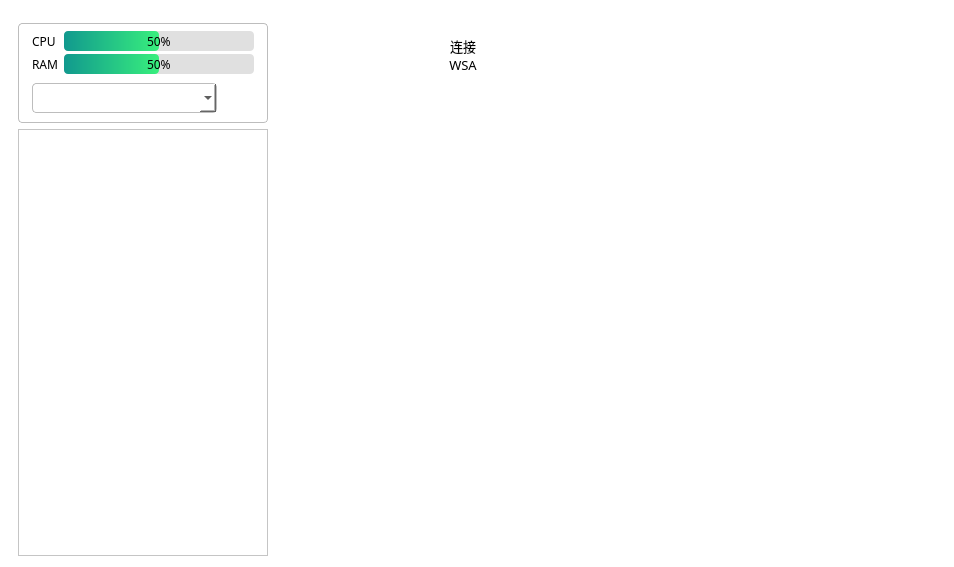
Above: QtAdb/mainwindow.ui from LapplandSP/QtAdb before the change. Below: the same form after it.
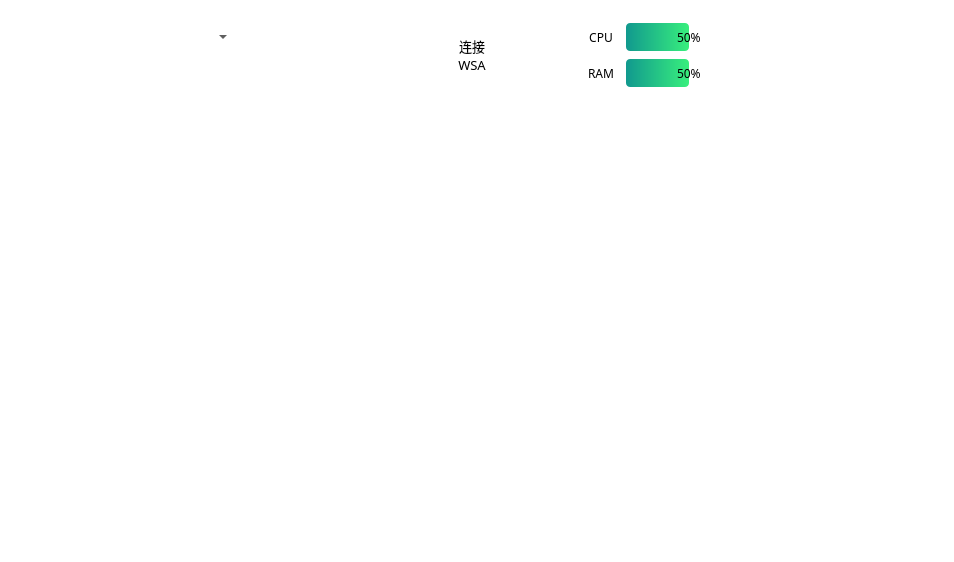
That is the form after the change. Icons and pictures are not drawn.

```diff
--- a/QtAdb/mainwindow.ui
+++ b/QtAdb/mainwindow.ui
@@ -7,7 +7,7 @@
     <x>0</x>
     <y>0</y>
     <width>954</width>
-    <height>567</height>
+    <height>562</height>
    </rect>
   </property>
   <property name="windowTitle">
@@ -18,7 +18,10 @@
 /*background-color: qlineargradient(spread:pad, x1:0, y1:0, x2:1, y2:1, stop:0 rgba(238, 154, 229, 255), stop:1 rgba(89, 97, 249, 255));*/</string>
   </property>
   <widget class="QWidget" name="centralwidget">
-   <layout class="QVBoxLayout" name="verticalLayout_8">
+   <layout class="QHBoxLayout" name="horizontalLayout_5">
+    <property name="leftMargin">
+     <number>11</number>
+    </property>
     <property name="bottomMargin">
      <number>0</number>
     </property>
@@ -28,203 +31,50 @@
        <string notr="true"/>
       </property>
       <layout class="QHBoxLayout" name="horizontalLayout_3">
+       <property name="leftMargin">
+        <number>0</number>
+       </property>
        <property name="bottomMargin">
         <number>11</number>
        </property>
        <item>
-        <layout class="QVBoxLayout" name="verticalLayout" stretch="0,10">
-         <property name="topMargin">
-          <number>5</number>
+        <widget class="QWidget" name="widget_left" native="true">
+         <property name="minimumSize">
+          <size>
+           <width>260</width>
+           <height>0</height>
+          </size>
          </property>
-         <item>
-          <widget class="QWidget" name="widget_monitor" native="true">
-           <property name="minimumSize">
-            <size>
-             <width>250</width>
-             <height>100</height>
-            </size>
-           </property>
-           <property name="maximumSize">
-            <size>
-             <width>250</width>
-             <height>100</height>
-            </size>
-           </property>
-           <property name="styleSheet">
-            <string notr="true">background-color:rgba(255,255,255,0.9);border-radius:4px;border:1px solid #BDBDBD;</string>
-           </property>
-           <layout class="QVBoxLayout" name="verticalLayout_7">
-            <property name="leftMargin">
-             <number>14</number>
+         <property name="maximumSize">
+          <size>
+           <width>260</width>
+           <height>16777215</height>
+          </size>
+         </property>
+         <property name="styleSheet">
+          <string notr="true">background-color:rgba(255,255,255,0);border-radius:0px;border:0px;</string>
+         </property>
+         <layout class="QVBoxLayout" name="verticalLayout_5">
+          <property name="leftMargin">
+           <number>5</number>
+          </property>
+          <property name="topMargin">
+           <number>0</number>
+          </property>
+          <property name="rightMargin">
+           <number>5</number>
+          </property>
+          <property name="bottomMargin">
+           <number>5</number>
+          </property>
+          <item>
+           <layout class="QVBoxLayout" name="verticalLayout" stretch="0,0,0,10">
+            <property name="spacing">
+             <number>8</number>
             </property>
             <property name="topMargin">
              <number>5</number>
             </property>
-            <property name="rightMargin">
-             <number>14</number>
-            </property>
-            <property name="bottomMargin">
-             <number>5</number>
-            </property>
-            <item>
-             <layout class="QHBoxLayout" name="horizontalLayout_5">
-              <item>
-               <layout class="QVBoxLayout" name="verticalLayout_6">
-                <property name="spacing">
-                 <number>3</number>
-                </property>
-                <item>
-                 <widget class="QLabel" name="label_CPU">
-                  <property name="minimumSize">
-                   <size>
-                    <width>0</width>
-                    <height>20</height>
-                   </size>
-                  </property>
-                  <property name="maximumSize">
-                   <size>
-                    <width>16777215</width>
-                    <height>20</height>
-                   </size>
-                  </property>
-                  <property name="font">
-                   <font>
-                    <family>MiSans Medium</family>
-                   </font>
-                  </property>
-                  <property name="styleSheet">
-                   <string notr="true">background-color: rgba(255, 255, 255, 0);border:0px;</string>
-                  </property>
-                  <property name="text">
-                   <string>CPU</string>
-                  </property>
-                 </widget>
-                </item>
-                <item>
-                 <widget class="QLabel" name="label_RAM">
-                  <property name="minimumSize">
-                   <size>
-                    <width>0</width>
-                    <height>20</height>
-                   </size>
-                  </property>
-                  <property name="maximumSize">
-                   <size>
-                    <width>16777215</width>
-                    <height>20</height>
-                   </size>
-                  </property>
-                  <property name="font">
-                   <font>
-                    <family>MiSans Medium</family>
-                   </font>
-                  </property>
-                  <property name="styleSheet">
-                   <string notr="true">background-color: rgba(255, 255, 255, 0);border:0px;</string>
-                  </property>
-                  <property name="text">
-                   <string>RAM</string>
-                  </property>
-                 </widget>
-                </item>
-               </layout>
-              </item>
-              <item>
-               <layout class="QVBoxLayout" name="verticalLayout_5">
-                <property name="spacing">
-                 <number>3</number>
-                </property>
-                <item>
-                 <widget class="QProgressBar" name="progressBar_CPU">
-                  <property name="minimumSize">
-                   <size>
-                    <width>0</width>
-                    <height>20</height>
-                   </size>
-                  </property>
-                  <property name="maximumSize">
-                   <size>
-                    <width>16777215</width>
-                    <height>20</height>
-                   </size>
-                  </property>
-                  <property name="font">
-                   <font>
-                    <family>MiSans Medium</family>
-                    <pointsize>9</pointsize>
-                    <italic>false</italic>
-                    <bold>false</bold>
-                   </font>
-                  </property>
-                  <property name="styleSheet">
-                   <string notr="true">QProgressBar{
-	font:9pt;
-	border-radius:4px;
-	text-align:center;
-	/*border:1px solid #E8EDF2;*/
-    border:0px solid #E8EDF2;
-	background-color: #E0E0E0;
-}
-QProgressBar:chunk{
-	border-radius:4px;
-	background-color:qlineargradient(x1:0,y1:1,x1:1,y1:0,stop:0 #38ef7d, stop:1 #11998e);
-}
-</string>
-                  </property>
-                  <property name="maximum">
-                   <number>100</number>
-                  </property>
-                  <property name="value">
-                   <number>50</number>
-                  </property>
-                 </widget>
-                </item>
-                <item>
-                 <widget class="QProgressBar" name="progressBar_RAM">
-                  <property name="minimumSize">
-                   <size>
-                    <width>0</width>
-                    <height>20</height>
-                   </size>
-                  </property>
-                  <property name="maximumSize">
-                   <size>
-                    <width>16777215</width>
-                    <height>20</height>
-                   </size>
-                  </property>
-                  <property name="font">
-                   <font>
-                    <family>MiSans Medium</family>
-                    <pointsize>9</pointsize>
-                    <italic>false</italic>
-                    <bold>false</bold>
-                   </font>
-                  </property>
-                  <property name="styleSheet">
-                   <string notr="true">QProgressBar{
-	font:9pt;
-	border-radius:4px;
-	text-align:center;
-	/*border:1px solid #E8EDF2;*/
-    border:0px solid #E8EDF2;
-	background-color: #E0E0E0;
-}
-QProgressBar:chunk{
-	border-radius:4px;
-	background-color:qlineargradient(x1:0,y1:1,x1:1,y1:0,stop:0 #38ef7d, stop:1 #11998e);
-}
-</string>
-                  </property>
-                  <property name="value">
-                   <number>50</number>
-                  </property>
-                 </widget>
-                </item>
-               </layout>
-              </item>
-             </layout>
-            </item>
             <item>
              <layout class="QHBoxLayout" name="horizontalLayout">
               <property name="spacing">
@@ -235,13 +85,13 @@
                 <property name="minimumSize">
                  <size>
                   <width>0</width>
-                  <height>30</height>
+                  <height>28</height>
                  </size>
                 </property>
                 <property name="maximumSize">
                  <size>
-                  <width>210</width>
-                  <height>30</height>
+                  <width>16777215</width>
+                  <height>28</height>
                  </size>
                 </property>
                 <property name="cursor">
@@ -253,14 +103,14 @@
                <widget class="QPushButton" name="refreshButton">
                 <property name="minimumSize">
                  <size>
-                  <width>30</width>
-                  <height>30</height>
+                  <width>28</width>
+                  <height>28</height>
                  </size>
                 </property>
                 <property name="maximumSize">
                  <size>
-                  <width>30</width>
-                  <height>30</height>
+                  <width>28</width>
+                  <height>28</height>
                  </size>
                 </property>
                 <property name="cursor">
@@ -291,32 +141,76 @@
               </item>
              </layout>
             </item>
+            <item>
+             <widget class="QLabel" name="dynamic_island">
+              <property name="minimumSize">
+               <size>
+                <width>0</width>
+                <height>28</height>
+               </size>
+              </property>
+              <property name="maximumSize">
+               <size>
+                <width>16777215</width>
+                <height>28</height>
+               </size>
+              </property>
+              <property name="styleSheet">
+               <string notr="true">background-color:rgba(255,255,255,0.9);border-radius:4px;border:0px;</string>
+              </property>
+              <property name="text">
+               <string/>
+              </property>
+              <property name="alignment">
+               <set>Qt::AlignCenter</set>
+              </property>
+             </widget>
+            </item>
+            <item>
+             <widget class="QLabel" name="label">
+              <property name="maximumSize">
+               <size>
+                <width>14</width>
+                <height>14</height>
+               </size>
+              </property>
+              <property name="baseSize">
+               <size>
+                <width>14</width>
+                <height>14</height>
+               </size>
+              </property>
+              <property name="text">
+               <string/>
+              </property>
+             </widget>
+            </item>
+            <item>
+             <widget class="QListWidget" name="indexList">
+              <property name="minimumSize">
+               <size>
+                <width>250</width>
+                <height>300</height>
+               </size>
+              </property>
+              <property name="maximumSize">
+               <size>
+                <width>250</width>
+                <height>16777215</height>
+               </size>
+              </property>
+              <property name="autoFillBackground">
+               <bool>true</bool>
+              </property>
+              <property name="styleSheet">
+               <string notr="true"/>
+              </property>
+             </widget>
+            </item>
            </layout>
-          </widget>
-         </item>
-         <item>
-          <widget class="QListWidget" name="indexList">
-           <property name="minimumSize">
-            <size>
-             <width>250</width>
-             <height>300</height>
-            </size>
-           </property>
-           <property name="maximumSize">
-            <size>
-             <width>250</width>
-             <height>16777215</height>
-            </size>
-           </property>
-           <property name="autoFillBackground">
-            <bool>true</bool>
-           </property>
-           <property name="styleSheet">
-            <string notr="true"/>
-           </property>
-          </widget>
-         </item>
-        </layout>
+          </item>
+         </layout>
+        </widget>
        </item>
        <item>
         <widget class="QLabel" name="fakeSpacer">
@@ -341,6 +235,9 @@
         <layout class="QVBoxLayout" name="verticalLayout_4" stretch="0,0">
          <item>
           <layout class="QHBoxLayout" name="horizontalLayout_2">
+           <property name="spacing">
+            <number>9</number>
+           </property>
            <property name="leftMargin">
             <number>11</number>
            </property>
@@ -528,6 +425,234 @@
              </property>
             </widget>
            </item>
+           <item>
+            <layout class="QVBoxLayout" name="verticalLayout_6">
+             <property name="spacing">
+              <number>8</number>
+             </property>
+             <item>
+              <widget class="QWidget" name="widget_mon_CPU" native="true">
+               <property name="minimumSize">
+                <size>
+                 <width>0</width>
+                 <height>28</height>
+                </size>
+               </property>
+               <property name="maximumSize">
+                <size>
+                 <width>16777215</width>
+                 <height>28</height>
+                </size>
+               </property>
+               <property name="styleSheet">
+                <string notr="true">background-color:rgba(255,255,255,0.9);border-radius:4px;border:0px;</string>
+               </property>
+               <layout class="QHBoxLayout" name="horizontalLayout_6">
+                <property name="spacing">
+                 <number>10</number>
+                </property>
+                <property name="leftMargin">
+                 <number>0</number>
+                </property>
+                <property name="topMargin">
+                 <number>0</number>
+                </property>
+                <property name="rightMargin">
+                 <number>0</number>
+                </property>
+                <property name="bottomMargin">
+                 <number>0</number>
+                </property>
+                <item>
+                 <widget class="QLabel" name="label_CPU">
+                  <property name="minimumSize">
+                   <size>
+                    <width>30</width>
+                    <height>20</height>
+                   </size>
+                  </property>
+                  <property name="maximumSize">
+                   <size>
+                    <width>30</width>
+                    <height>20</height>
+                   </size>
+                  </property>
+                  <property name="font">
+                   <font>
+                    <family>MiSans Medium</family>
+                   </font>
+                  </property>
+                  <property name="styleSheet">
+                   <string notr="true">background-color: rgba(255, 255, 255, 0);border:0px;</string>
+                  </property>
+                  <property name="text">
+                   <string>CPU</string>
+                  </property>
+                  <property name="alignment">
+                   <set>Qt::AlignCenter</set>
+                  </property>
+                 </widget>
+                </item>
+                <item>
+                 <widget class="QProgressBar" name="progressBar_CPU">
+                  <property name="minimumSize">
+                   <size>
+                    <width>0</width>
+                    <height>28</height>
+                   </size>
+                  </property>
+                  <property name="maximumSize">
+                   <size>
+                    <width>16777215</width>
+                    <height>28</height>
+                   </size>
+                  </property>
+                  <property name="font">
+                   <font>
+                    <family>MiSans Medium</family>
+                    <pointsize>9</pointsize>
+                    <italic>false</italic>
+                    <bold>false</bold>
+                   </font>
+                  </property>
+                  <property name="styleSheet">
+                   <string notr="true">QProgressBar{
+	font:9pt;
+	border-radius:4px;
+	text-align:center;
+	/*border:1px solid #E8EDF2;*/
+    border:0px solid #E8EDF2;
+	
+	background-color: rgba(255, 255, 255, 0);
+}
+QProgressBar:chunk{
+	border-radius:4px;
+	background-color:qlineargradient(x1:0,y1:1,x1:1,y1:0,stop:0 #38ef7d, stop:1 #11998e);
+}
+</string>
+                  </property>
+                  <property name="maximum">
+                   <number>100</number>
+                  </property>
+                  <property name="value">
+                   <number>50</number>
+                  </property>
+                 </widget>
+                </item>
+               </layout>
+              </widget>
+             </item>
+             <item>
+              <widget class="QWidget" name="widget_mon_RAM" native="true">
+               <property name="minimumSize">
+                <size>
+                 <width>0</width>
+                 <height>28</height>
+                </size>
+               </property>
+               <property name="maximumSize">
+                <size>
+                 <width>16777215</width>
+                 <height>28</height>
+                </size>
+               </property>
+               <property name="styleSheet">
+                <string notr="true">background-color:rgba(255,255,255,0.9);border-radius:4px;border:0px;</string>
+               </property>
+               <layout class="QHBoxLayout" name="horizontalLayout_7">
+                <property name="spacing">
+                 <number>10</number>
+                </property>
+                <property name="leftMargin">
+                 <number>0</number>
+                </property>
+                <property name="topMargin">
+                 <number>0</number>
+                </property>
+                <property name="rightMargin">
+                 <number>0</number>
+                </property>
+                <property name="bottomMargin">
+                 <number>0</number>
+                </property>
+                <item>
+                 <widget class="QLabel" name="label_RAM">
+                  <property name="minimumSize">
+                   <size>
+                    <width>30</width>
+                    <height>20</height>
+                   </size>
+                  </property>
+                  <property name="maximumSize">
+                   <size>
+                    <width>30</width>
+                    <height>20</height>
+                   </size>
+                  </property>
+                  <property name="font">
+                   <font>
+                    <family>MiSans Medium</family>
+                   </font>
+                  </property>
+                  <property name="styleSheet">
+                   <string notr="true">background-color: rgba(255, 255, 255, 0);border:0px;</string>
+                  </property>
+                  <property name="text">
+                   <string>RAM</string>
+                  </property>
+                  <property name="alignment">
+                   <set>Qt::AlignCenter</set>
+                  </property>
+                 </widget>
+                </item>
+                <item>
+                 <widget class="QProgressBar" name="progressBar_RAM">
+                  <property name="minimumSize">
+                   <size>
+                    <width>0</width>
+                    <height>28</height>
+                   </size>
+                  </property>
+                  <property name="maximumSize">
+                   <size>
+                    <width>16777215</width>
+                    <height>28</height>
+                   </size>
+                  </property>
+                  <property name="font">
+                   <font>
+                    <family>MiSans Medium</family>
+                    <pointsize>9</pointsize>
+                    <italic>false</italic>
+                    <bold>false</bold>
+                   </font>
+                  </property>
+                  <property name="styleSheet">
+                   <string notr="true">QProgressBar{
+	font:9pt;
+	border-radius:4px;
+	text-align:center;
+	/*border:1px solid #E8EDF2;*/
+    border:0px solid #E8EDF2;
+	
+	background-color: rgba(255, 255, 255, 0);
+}
+QProgressBar:chunk{
+	border-radius:4px;
+	background-color:qlineargradient(x1:0,y1:1,x1:1,y1:0,stop:0 #38ef7d, stop:1 #11998e);
+}
+</string>
+                  </property>
+                  <property name="value">
+                   <number>50</number>
+                  </property>
+                 </widget>
+                </item>
+               </layout>
+              </widget>
+             </item>
+            </layout>
+           </item>
            <item>
             <spacer name="horizontalSpacer_2">
              <property name="orientation">
```
